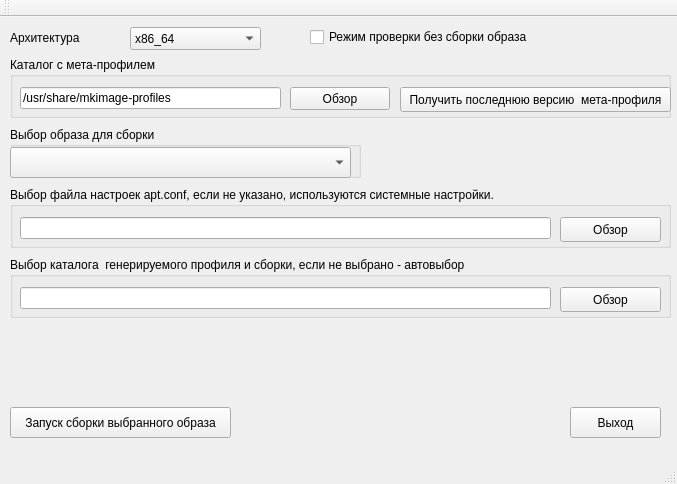
The window that mp-gui/mainwindow.ui (150balbes/mp-gui) describes before a commit, drawn with Qt 5.
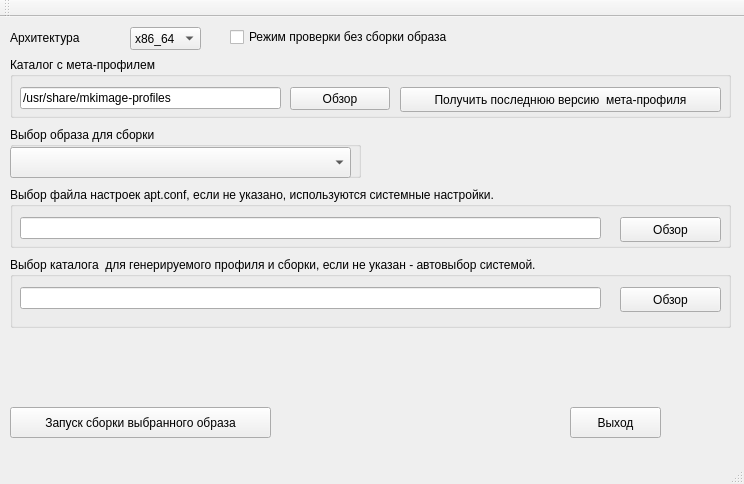
The same window after the commit.

```diff
--- a/mp-gui/mainwindow.ui
+++ b/mp-gui/mainwindow.ui
@@ -6,7 +6,7 @@
    <rect>
     <x>0</x>
     <y>0</y>
-    <width>677</width>
+    <width>744</width>
     <height>484</height>
    </rect>
   </property>
@@ -32,7 +32,7 @@
      <rect>
       <x>10</x>
       <y>390</y>
-      <width>221</width>
+      <width>261</width>
       <height>31</height>
      </rect>
     </property>
@@ -58,7 +58,7 @@
      <rect>
       <x>130</x>
       <y>10</y>
-      <width>131</width>
+      <width>71</width>
       <height>23</height>
      </rect>
     </property>
@@ -78,7 +78,7 @@
      <rect>
       <x>10</x>
       <y>40</y>
-      <width>661</width>
+      <width>721</width>
       <height>61</height>
      </rect>
     </property>
@@ -119,7 +119,7 @@
       <rect>
        <x>390</x>
        <y>30</y>
-       <width>271</width>
+       <width>321</width>
        <height>25</height>
       </rect>
      </property>
@@ -156,7 +156,7 @@
      <rect>
       <x>10</x>
       <y>170</y>
-      <width>661</width>
+      <width>721</width>
       <height>61</height>
      </rect>
     </property>
@@ -168,7 +168,7 @@
       <rect>
        <x>10</x>
        <y>30</y>
-       <width>531</width>
+       <width>581</width>
        <height>22</height>
       </rect>
      </property>
@@ -182,7 +182,7 @@
     <widget class="QPushButton" name="pushButton_AptConf">
      <property name="geometry">
       <rect>
-       <x>550</x>
+       <x>610</x>
        <y>30</y>
        <width>101</width>
        <height>25</height>
@@ -198,17 +198,17 @@
      <rect>
       <x>10</x>
       <y>240</y>
-      <width>661</width>
-      <height>61</height>
+      <width>721</width>
+      <height>71</height>
      </rect>
     </property>
     <property name="title">
-     <string>Выбор каталога  генерируемого профиля и сборки, если не выбрано - автовыбор</string>
+     <string>Выбор каталога  для генерируемого профиля и сборки, если не указан - автовыбор системой.</string>
     </property>
     <widget class="QPushButton" name="pushButton_BuildDir">
      <property name="geometry">
       <rect>
-       <x>550</x>
+       <x>610</x>
        <y>30</y>
        <width>101</width>
        <height>25</height>
@@ -223,7 +223,7 @@
       <rect>
        <x>10</x>
        <y>30</y>
-       <width>531</width>
+       <width>581</width>
        <height>22</height>
       </rect>
      </property>
@@ -235,9 +235,9 @@
    <widget class="QCheckBox" name="checkBox_Check">
     <property name="geometry">
      <rect>
-      <x>310</x>
+      <x>230</x>
       <y>10</y>
-      <width>221</width>
+      <width>311</width>
       <height>20</height>
      </rect>
     </property>
```
Left out of the diff: 2 changed lines with no effect on the pictures.
